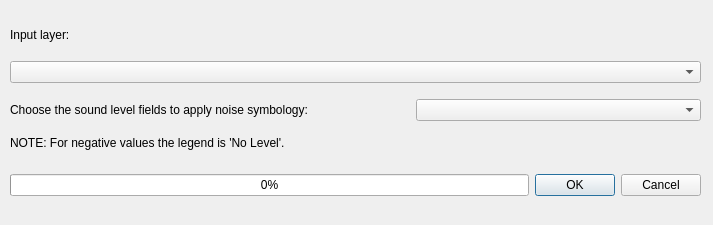
Arpapiemonte/openoise-map, file tools/ui_ApplyNoiseSymbology.ui: the form before one commit.
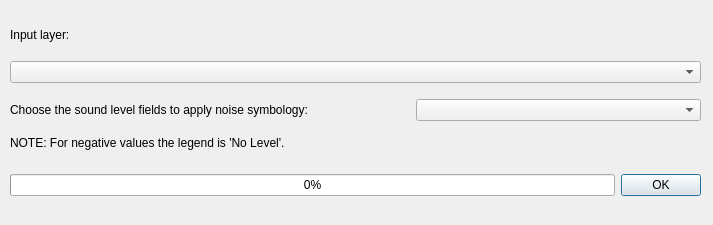
The form after the commit. Custom widgets are drawn as their Qt base class.

The edit to the form file:
```diff
--- a/tools/ui_ApplyNoiseSymbology.ui
+++ b/tools/ui_ApplyNoiseSymbology.ui
@@ -72,7 +72,7 @@
        <enum>Qt::Horizontal</enum>
       </property>
       <property name="standardButtons">
-       <set>QDialogButtonBox::Cancel|QDialogButtonBox::Ok</set>
+       <set>QDialogButtonBox::Ok</set>
       </property>
      </widget>
     </item>
```
Left out of the diff: 4 changed lines with no effect on the pictures.
